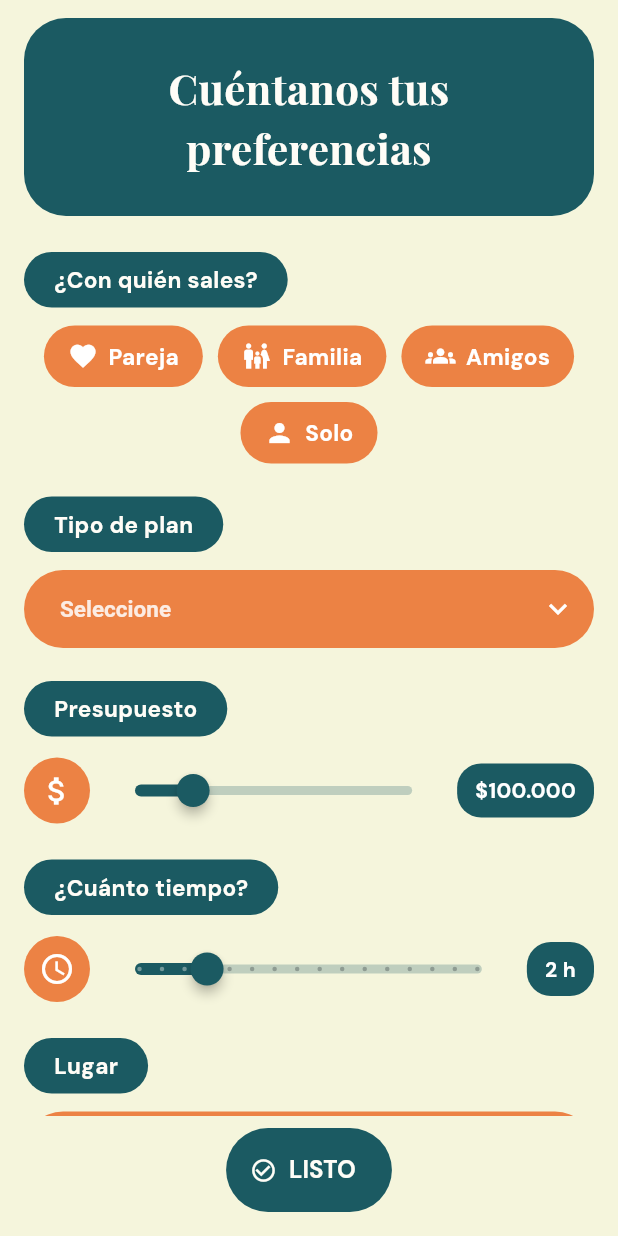
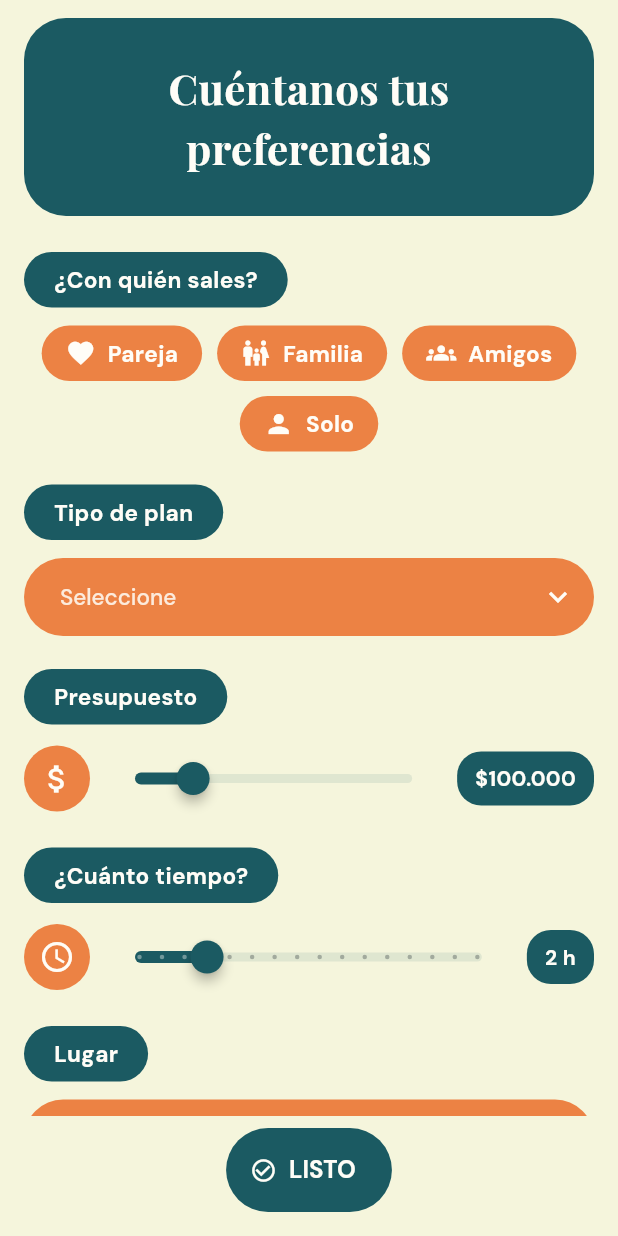
Before and after one commit to gemeorhe-code/salgo_app_v2, a Flutter app: the PreferencesScreen screen opened by its route, on a phone screen of 412 x 824 dp. Run offline on Flutter 3.47's test engine with Material 3 defaults, Android fonts, the phone set to English and light mode, and no system bars; our stand-ins replace geolocator, google_fonts, google_maps_flutter, google_sign_in, shared_preferences, supabase_flutter; accounts and stored records are empty; network calls fail.

Commit message:
Etapa 2: tokenizar widgets compartidos y crear tarjetas y badges

```diff
--- a/lib/widgets/custom_dropdown.dart
+++ b/lib/widgets/custom_dropdown.dart
@@ -1,6 +1,7 @@
 import 'package:flutter/material.dart';
 
 import '../theme/app_colors.dart';
+import '../theme/app_typography.dart';
 
 class CustomDropdown extends StatelessWidget {
   const CustomDropdown({
@@ -23,18 +24,13 @@ class CustomDropdown extends StatelessWidget {
       isExpanded: true,
       onChanged: onChanged,
       dropdownColor: AppColors.orange,
-      style: const TextStyle(
-        color: Colors.white,
-        fontWeight: FontWeight.w700,
-        fontSize: 15,
-      ),
-      icon: const Icon(Icons.keyboard_arrow_down, color: Colors.white),
+      style: AppTypography.label(fontSize: 15, color: AppColors.textLight),
+      icon: const Icon(Icons.keyboard_arrow_down, color: AppColors.textLight),
       hint: Text(
         hint,
-        style: TextStyle(
-          color: Colors.white.withValues(alpha: 0.85),
-          fontWeight: FontWeight.w600,
+        style: AppTypography.body(
           fontSize: 15,
+          color: AppColors.textLight.withValues(alpha: 0.85),
         ),
       ),
       items: [
--- a/lib/widgets/icon_slider.dart
+++ b/lib/widgets/icon_slider.dart
@@ -1,6 +1,8 @@
 import 'package:flutter/material.dart';
 
 import '../theme/app_colors.dart';
+import '../theme/app_dimensions.dart';
+import '../theme/app_typography.dart';
 
 class IconSlider extends StatelessWidget {
   const IconSlider({
@@ -33,26 +35,25 @@ class IconSlider extends StatelessWidget {
             color: AppColors.orange,
             shape: BoxShape.circle,
           ),
-          child: Icon(icon, color: Colors.white, size: 24),
+          child: Icon(icon, color: AppColors.textLight, size: 24),
         ),
-        const SizedBox(width: 6),
+        const SizedBox(width: AppDimensions.spaceS - 2),
         Expanded(
           child: SliderTheme(
             data: SliderTheme.of(context).copyWith(
               activeTrackColor: AppColors.teal,
-              inactiveTrackColor: AppColors.teal.withValues(alpha: 0.25),
+              inactiveTrackColor: AppColors.tealSoft,
               thumbColor: AppColors.teal,
-              overlayColor: AppColors.teal.withValues(alpha: 0.20),
+              overlayColor: AppColors.teal.withValues(alpha: 0.2),
               trackHeight: 6,
               thumbShape: const RoundSliderThumbShape(
                 enabledThumbRadius: 11,
                 elevation: 3,
               ),
               valueIndicatorColor: AppColors.teal,
-              valueIndicatorTextStyle: const TextStyle(
-                color: Colors.white,
-                fontWeight: FontWeight.w700,
+              valueIndicatorTextStyle: AppTypography.label(
                 fontSize: 13,
+                color: AppColors.textLight,
               ),
             ),
             child: Slider(
@@ -65,19 +66,21 @@ class IconSlider extends StatelessWidget {
             ),
           ),
         ),
-        const SizedBox(width: 6),
+        const SizedBox(width: AppDimensions.spaceS - 2),
         Container(
-          padding: const EdgeInsets.symmetric(horizontal: 12, vertical: 8),
+          padding: const EdgeInsets.symmetric(
+            horizontal: AppDimensions.spaceM,
+            vertical: AppDimensions.spaceS,
+          ),
           decoration: BoxDecoration(
             color: AppColors.teal,
-            borderRadius: BorderRadius.circular(16),
+            borderRadius: BorderRadius.circular(AppDimensions.radiusM),
           ),
           child: Text(
             valueLabel,
-            style: const TextStyle(
-              color: Colors.white,
-              fontWeight: FontWeight.w700,
+            style: AppTypography.label(
               fontSize: 14,
+              color: AppColors.textLight,
             ),
           ),
         ),
--- a/lib/widgets/preference_chip.dart
+++ b/lib/widgets/preference_chip.dart
@@ -1,6 +1,9 @@
 import 'package:flutter/material.dart';
 
 import '../theme/app_colors.dart';
+import '../theme/app_dimensions.dart';
+import '../theme/app_shadows.dart';
+import '../theme/app_typography.dart';
 
 class PreferenceChip extends StatelessWidget {
   const PreferenceChip({
@@ -20,35 +23,31 @@ class PreferenceChip extends StatelessWidget {
   Widget build(BuildContext context) {
     return InkWell(
       onTap: onTap,
-      borderRadius: BorderRadius.circular(22),
+      borderRadius: BorderRadius.circular(AppDimensions.radiusPill),
       child: AnimatedContainer(
         duration: const Duration(milliseconds: 180),
-        padding: const EdgeInsets.symmetric(horizontal: 16, vertical: 10),
+        padding: const EdgeInsets.symmetric(
+          horizontal: AppDimensions.spaceL,
+          vertical: AppDimensions.spaceS,
+        ),
         decoration: BoxDecoration(
           color: selected ? AppColors.teal : AppColors.orange,
-          borderRadius: BorderRadius.circular(22),
-          border: selected ? Border.all(color: Colors.white, width: 2) : null,
-          boxShadow: selected
-              ? [
-                  BoxShadow(
-                    color: AppColors.teal.withValues(alpha: 0.35),
-                    blurRadius: 8,
-                    offset: const Offset(0, 3),
-                  ),
-                ]
+          borderRadius: BorderRadius.circular(AppDimensions.radiusPill),
+          border: selected
+              ? Border.all(color: AppColors.textLight, width: 2)
               : null,
+          boxShadow: selected ? AppShadows.floating : null,
         ),
         child: Row(
           mainAxisSize: MainAxisSize.min,
           children: [
-            Icon(icon, color: Colors.white, size: 20),
-            const SizedBox(width: 7),
+            Icon(icon, color: AppColors.textLight, size: 20),
+            const SizedBox(width: AppDimensions.spaceS),
             Text(
               label,
-              style: const TextStyle(
-                color: Colors.white,
-                fontWeight: FontWeight.w700,
+              style: AppTypography.label(
                 fontSize: 15,
+                color: AppColors.textLight,
               ),
             ),
           ],
--- a/lib/widgets/primary_button.dart
+++ b/lib/widgets/primary_button.dart
@@ -14,9 +14,12 @@ class PrimaryButton extends StatelessWidget {
 
   @override
   Widget build(BuildContext context) {
+    if (icon == null) {
+      return FilledButton(onPressed: onPressed, child: Text(label));
+    }
     return FilledButton.icon(
       onPressed: onPressed,
-      icon: icon == null ? const SizedBox.shrink() : Icon(icon),
+      icon: Icon(icon),
       label: Text(label),
     );
   }
--- a/lib/widgets/secondary_button.dart
+++ b/lib/widgets/secondary_button.dart
@@ -14,9 +14,12 @@ class SecondaryButton extends StatelessWidget {
 
   @override
   Widget build(BuildContext context) {
+    if (leading == null) {
+      return OutlinedButton(onPressed: onPressed, child: Text(label));
+    }
     return OutlinedButton.icon(
       onPressed: onPressed,
-      icon: leading ?? const SizedBox.shrink(),
+      icon: leading!,
       label: Text(label),
     );
   }
--- a/lib/widgets/section_pill.dart
+++ b/lib/widgets/section_pill.dart
@@ -1,6 +1,8 @@
 import 'package:flutter/material.dart';
 
 import '../theme/app_colors.dart';
+import '../theme/app_dimensions.dart';
+import '../theme/app_typography.dart';
 
 class SectionPill extends StatelessWidget {
   const SectionPill(this.label, {super.key});
@@ -12,17 +14,19 @@ class SectionPill extends StatelessWidget {
     return Align(
       alignment: Alignment.centerLeft,
       child: Container(
-        padding: const EdgeInsets.symmetric(horizontal: 20, vertical: 8),
+        padding: const EdgeInsets.symmetric(
+          horizontal: AppDimensions.spaceXL,
+          vertical: AppDimensions.spaceS,
+        ),
         decoration: BoxDecoration(
           color: AppColors.teal,
-          borderRadius: BorderRadius.circular(20),
+          borderRadius: BorderRadius.circular(AppDimensions.radiusPill),
         ),
         child: Text(
           label,
-          style: const TextStyle(
+          style: AppTypography.label(
+            fontSize: 15,
             color: AppColors.textLight,
-            fontWeight: FontWeight.w700,
-            fontSize: 15,
           ),
         ),
       ),
```
Also changed, not shown: lib/widgets/custom_text_field.dart (+6 -3 lines), lib/widgets/favorite_place_card.dart (+20 -21 lines), lib/widgets/open_badge.dart (added, +46 -0 lines), lib/widgets/option_row.dart (added, +75 -0 lines), lib/widgets/stat_card.dart (added, +50 -0 lines).
